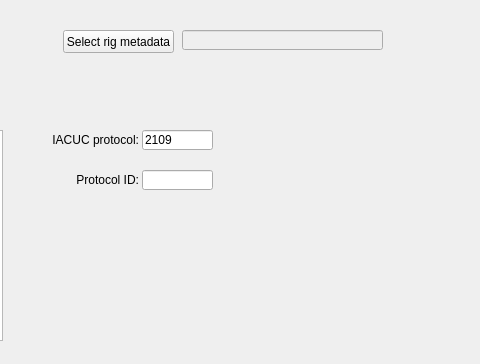
Old version of the form src/foraging_gui/MetaData.ui in the repository AllenNeuralDynamics/dynamic-foraging-task; both pictures show x 248 to 728 and y 0 to 364 of the 728 by 364 pixel window.
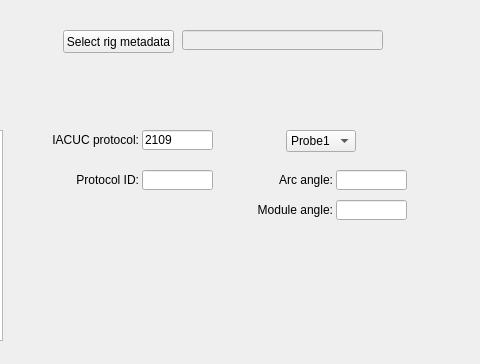
New version of the form.

Commit message: Adding probe configuration

Diff of the .ui file:
```diff
--- a/src/foraging_gui/MetaData.ui
+++ b/src/foraging_gui/MetaData.ui
@@ -227,6 +227,127 @@
     <string>Select rig metadata</string>
    </property>
   </widget>
+  <widget class="QComboBox" name="EphysProbes">
+   <property name="geometry">
+    <rect>
+     <x>534</x>
+     <y>130</y>
+     <width>121</width>
+     <height>20</height>
+    </rect>
+   </property>
+   <property name="sizePolicy">
+    <sizepolicy hsizetype="Expanding" vsizetype="Expanding">
+     <horstretch>0</horstretch>
+     <verstretch>0</verstretch>
+    </sizepolicy>
+   </property>
+   <property name="editable">
+    <bool>false</bool>
+   </property>
+   <property name="currentIndex">
+    <number>0</number>
+   </property>
+   <property name="maxVisibleItems">
+    <number>36</number>
+   </property>
+   <property name="sizeAdjustPolicy">
+    <enum>QComboBox::AdjustToContents</enum>
+   </property>
+   <item>
+    <property name="text">
+     <string>Probe1</string>
+    </property>
+   </item>
+  </widget>
+  <widget class="QLineEdit" name="ArcAngle">
+   <property name="geometry">
+    <rect>
+     <x>584</x>
+     <y>170</y>
+     <width>71</width>
+     <height>20</height>
+    </rect>
+   </property>
+   <property name="sizePolicy">
+    <sizepolicy hsizetype="Expanding" vsizetype="Expanding">
+     <horstretch>0</horstretch>
+     <verstretch>0</verstretch>
+    </sizepolicy>
+   </property>
+   <property name="text">
+    <string/>
+   </property>
+  </widget>
+  <widget class="QLabel" name="label_74">
+   <property name="geometry">
+    <rect>
+     <x>490</x>
+     <y>170</y>
+     <width>91</width>
+     <height>20</height>
+    </rect>
+   </property>
+   <property name="sizePolicy">
+    <sizepolicy hsizetype="Expanding" vsizetype="Expanding">
+     <horstretch>0</horstretch>
+     <verstretch>0</verstretch>
+    </sizepolicy>
+   </property>
+   <property name="text">
+    <string>Arc angle:</string>
+   </property>
+   <property name="textFormat">
+    <enum>Qt::AutoText</enum>
+   </property>
+   <property name="alignment">
+    <set>Qt::AlignRight|Qt::AlignTrailing|Qt::AlignVCenter</set>
+   </property>
+  </widget>
+  <widget class="QLabel" name="label_75">
+   <property name="geometry">
+    <rect>
+     <x>490</x>
+     <y>200</y>
+     <width>91</width>
+     <height>20</height>
+    </rect>
+   </property>
+   <property name="sizePolicy">
+    <sizepolicy hsizetype="Expanding" vsizetype="Expanding">
+     <horstretch>0</horstretch>
+     <verstretch>0</verstretch>
+    </sizepolicy>
+   </property>
+   <property name="text">
+    <string>Module angle:</string>
+   </property>
+   <property name="textFormat">
+    <enum>Qt::AutoText</enum>
+   </property>
+   <property name="alignment">
+    <set>Qt::AlignRight|Qt::AlignTrailing|Qt::AlignVCenter</set>
+   </property>
+  </widget>
+  <widget class="QLineEdit" name="ModuleAngle">
+   <property name="geometry">
+    <rect>
+     <x>584</x>
+     <y>200</y>
+     <width>71</width>
+     <height>20</height>
+    </rect>
+   </property>
+   <property name="sizePolicy">
+    <sizepolicy hsizetype="Expanding" vsizetype="Expanding">
+     <horstretch>0</horstretch>
+     <verstretch>0</verstretch>
+    </sizepolicy>
+   </property>
+   <property name="text">
+    <string/>
+   </property>
+  </widget>
  </widget>
  <resources/>
  <connections/>
```
